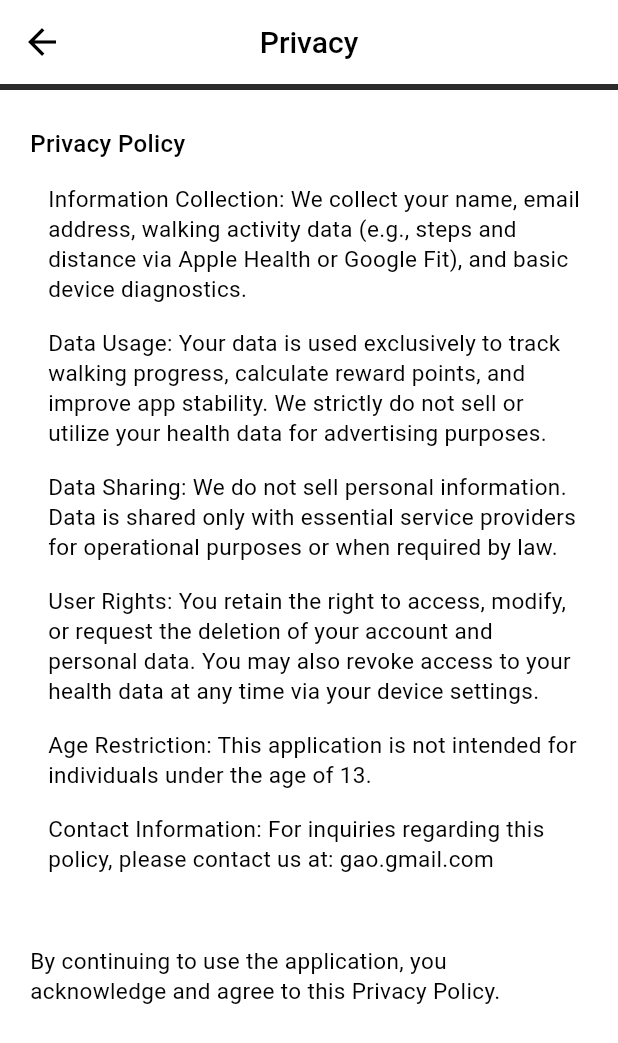
After one commit to MobileApplicationProjects/Mobile-Application, a Flutter app: the PrivacyPolicyPage screen opened directly, on a phone screen of 412 x 824 dp. The commit adds this screen. Shown: the top 1043 px of the screen. Run offline on Flutter 3.47's test engine with Material 3 defaults, Android fonts, the phone set to English and light mode, and no system bars.

Commit message:
Add settings, privacy, and terms pages UI

```diff
--- /dev/null
+++ b/frontend/lib/pages/privacy_policy_page.dart
@@ -0,0 +1,109 @@
+import 'package:flutter/material.dart';
+
+class PrivacyPolicyPage extends StatelessWidget {
+  const PrivacyPolicyPage({super.key});
+
+  @override
+  Widget build(BuildContext context) {
+    const textStyle = TextStyle(
+      color: Colors.black,
+      fontSize: 15,
+      height: 1.3,
+      fontWeight: FontWeight.w400,
+    );
+
+    return Scaffold(
+      backgroundColor: Colors.white,
+      appBar: AppBar(
+        centerTitle: true,
+        backgroundColor: Colors.white,
+        elevation: 0,
+        leading: IconButton(
+          icon: const Icon(Icons.arrow_back, color: Colors.black, size: 28),
+          onPressed: () {
+            Navigator.of(context).pop();
+          },
+        ),
+        title: const Text(
+          'Privacy',
+          style: TextStyle(
+            color: Colors.black,
+            fontSize: 20,
+            fontWeight: FontWeight.w500,
+          ),
+        ),
+        bottom: PreferredSize(
+          preferredSize: const Size.fromHeight(4.0),
+          child: Container(
+            color: const Color(0xFF2B2B2B), // Thick dark separator line
+            height: 4.0,
+          ),
+        ),
+      ),
+      body: SingleChildScrollView(
+        padding: const EdgeInsets.symmetric(horizontal: 20.0, vertical: 24.0),
+        child: Column(
+          crossAxisAlignment: CrossAxisAlignment.start,
+          children: [
+            const Text(
+              'Privacy Policy',
+              style: TextStyle(
+                color: Colors.black,
+                fontSize: 16,
+                fontWeight: FontWeight.w500,
+              ),
+            ),
+            const SizedBox(height: 16),
+
+            // Indented sections
+            Padding(
+              padding: const EdgeInsets.only(left: 12.0),
+              child: Column(
+                crossAxisAlignment: CrossAxisAlignment.start,
+                children: const [
+                  Text(
+                    'Information Collection: We collect your name, email address, walking activity data (e.g., steps and distance via Apple Health or Google Fit), and basic device diagnostics.',
+                    style: textStyle,
+                  ),
+                  SizedBox(height: 16),
+                  Text(
+                    'Data Usage: Your data is used exclusively to track walking progress, calculate reward points, and improve app stability. We strictly do not sell or utilize your health data for advertising purposes.',
+                    style: textStyle,
+                  ),
+                  SizedBox(height: 16),
+                  Text(
+                    'Data Sharing: We do not sell personal information. Data is shared only with essential service providers for operational purposes or when required by law.',
+                    style: textStyle,
+                  ),
+                  SizedBox(height: 16),
+                  Text(
+                    'User Rights: You retain the right to access, modify, or request the deletion of your account and personal data. You may also revoke access to your health data at any time via your device settings.',
+                    style: textStyle,
+                  ),
+                  SizedBox(height: 16),
+                  Text(
+                    'Age Restriction: This application is not intended for individuals under the age of 13.',
+                    style: textStyle,
+                  ),
+                  SizedBox(height: 16),
+                  Text(
+                    'Contact Information: For inquiries regarding this policy, please contact us at: gao.gmail.com',
+                    style: textStyle,
+                  ),
+                ],
+              ),
+            ),
+
+            const SizedBox(height: 48),
+
+            const Text(
+              'By continuing to use the application, you acknowledge and agree to this Privacy Policy.',
+              style: textStyle,
+            ),
+            const SizedBox(height: 40),
+          ],
+        ),
+      ),
+    );
+  }
+}
```
Also changed, not shown: frontend/lib/pages/data_sync_page.dart (added, +76 -0 lines), frontend/lib/pages/notification_settings_page.dart (added, +99 -0 lines), frontend/lib/pages/privacy_control_page.dart (added, +88 -0 lines), frontend/lib/pages/terms_of_service_page.dart (added, +114 -0 lines), frontend/lib/profile_page.dart (+62 -2 lines), frontend/pubspec.lock.
